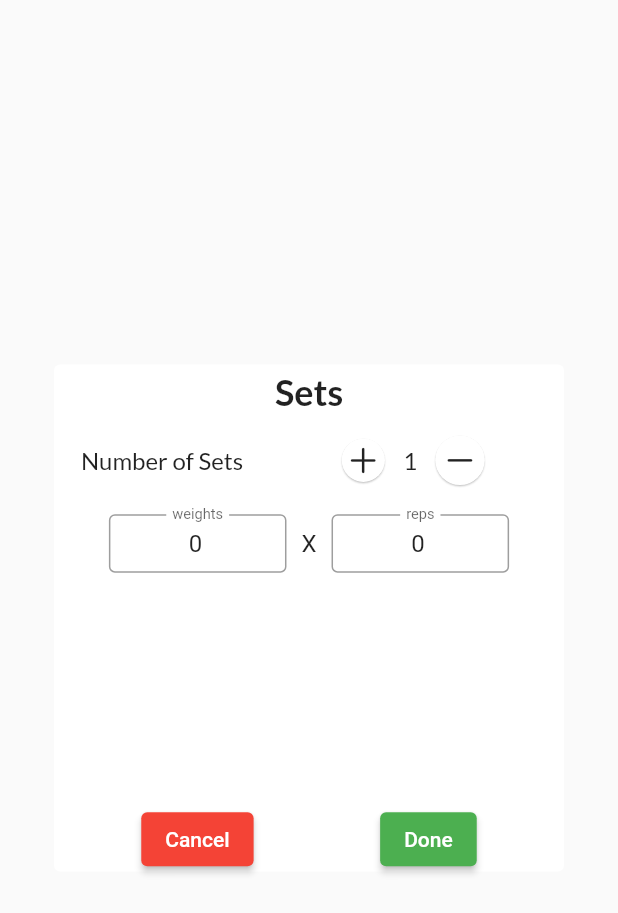
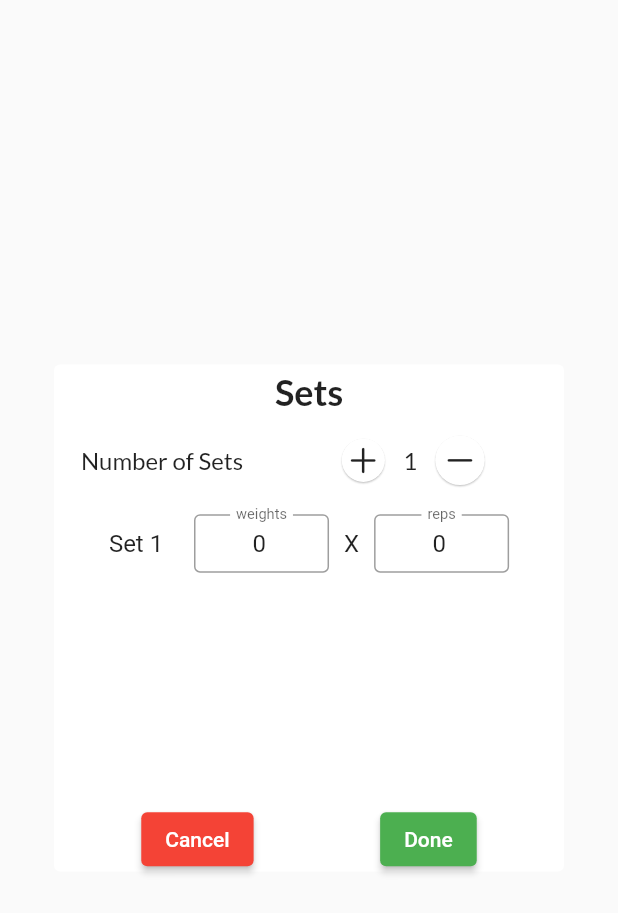
Before and after one commit to AyushSoni-7/exercise_monitor, a Flutter app: the SetsRepsWidget widget shown alone on an empty page, opened directly with empty values, after a tap on an icon or button, on a phone screen of 412 x 824 dp. Shown: the top 913 px of the screen. Run offline on Flutter 3.47's test engine with Material 2 defaults, Android fonts, the phone set to English and light mode, and no system bars; our stand-ins replace date_picker_timeline, flutter_spinkit, google_fonts, sqflite, syncfusion_flutter_charts, table_calendar; accounts and stored records are empty.

Commit message:
updated set index for pop up

```diff
--- a/lib/pages/exercise/reps.dart
+++ b/lib/pages/exercise/reps.dart
@@ -40,6 +40,10 @@ class _RepsWidgetState extends State<RepsWidget> {
       padding: const EdgeInsets.only(top: 5, bottom: 5),
       child: Row(
         children: [
+          SizedBox(
+            width: MediaQuery.of(context).size.width * 0.05,
+          ),
+          Text("Set " + (widget.index + 1).toString()),
           SizedBox(
             width: MediaQuery.of(context).size.width * 0.05,
           ),
--- a/lib/pages/exercise/sets_reps.dart
+++ b/lib/pages/exercise/sets_reps.dart
@@ -73,8 +73,7 @@ class _SetsRepsWidgetState extends State<SetsRepsWidget> {
                     returnSet: getSets,
                     defaultSet: set.reps.length,
                   ),
-                  Container(
-                    // color: Colors.redAccent,
+                  SizedBox(
                     height: MediaQuery.of(context).size.height * 0.24,
                     child: MediaQuery.removePadding(
                       context: context,
```
